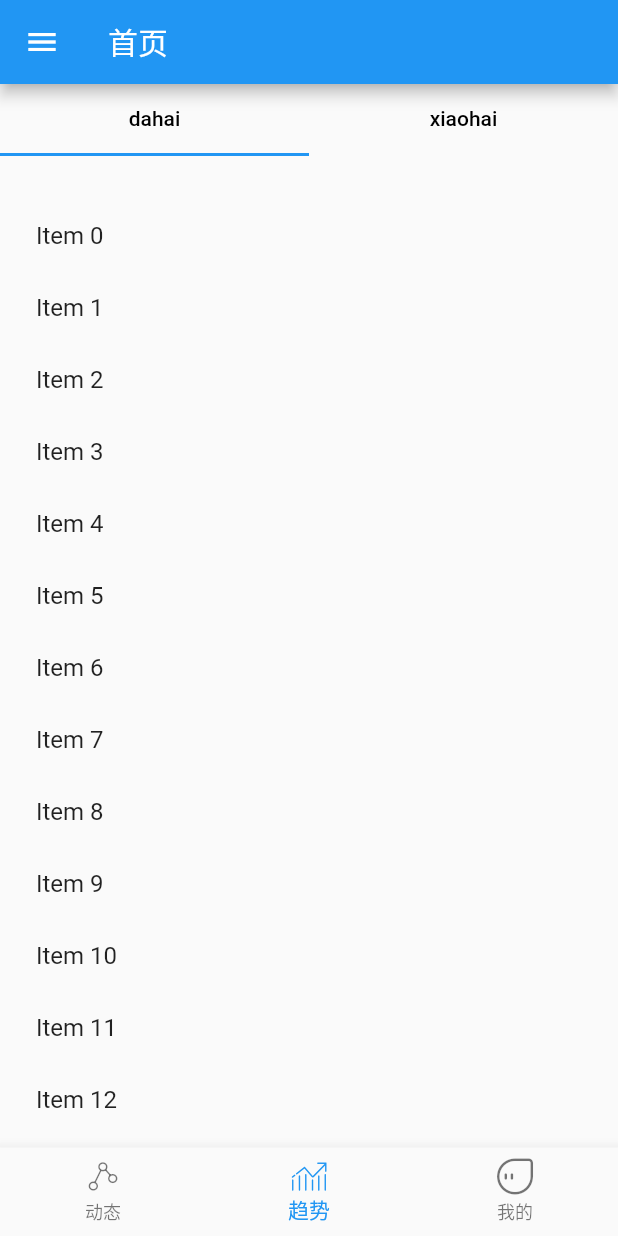
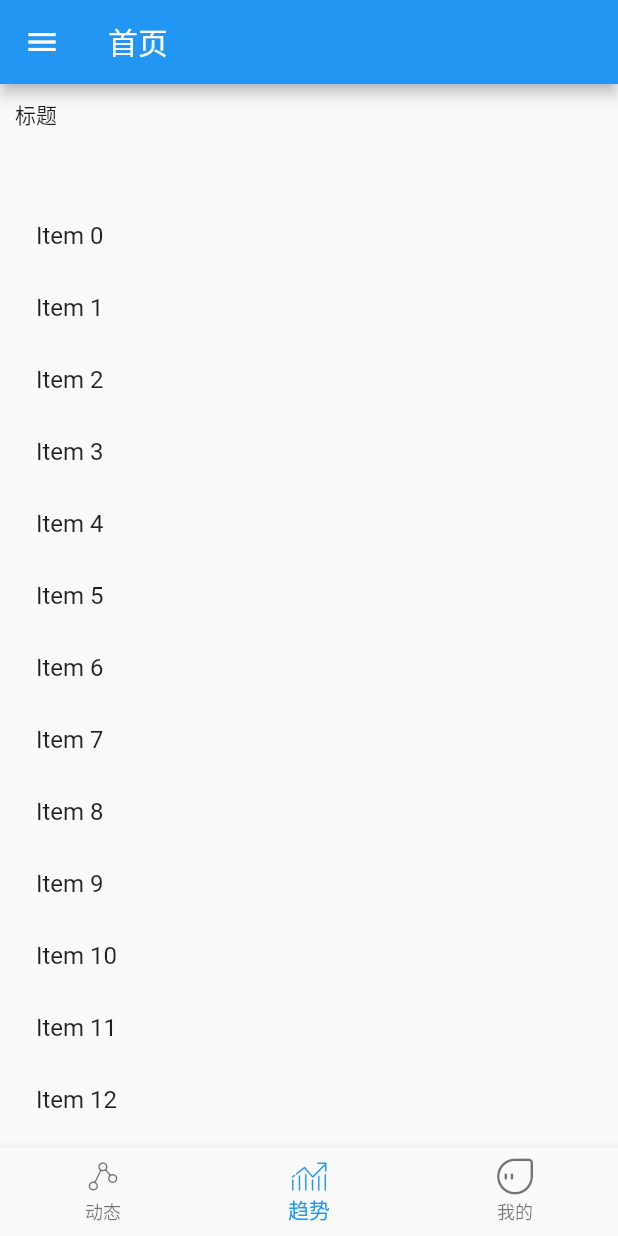
Before and after one commit to fengzaiku/flutter_github, a Flutter app: the screen it shows after launch, swiped to page 2, on a phone screen of 412 x 824 dp. Run offline on Flutter 3.47's test engine with Material 2 defaults, Android fonts, the phone set to English and light mode, and no system bars; our stand-ins replace flare_flutter, flutter_redux, redux; network calls fail.

Commit message:
导航缩放

```diff
--- a/lib/pages/tendency/tendency_page.dart
+++ b/lib/pages/tendency/tendency_page.dart
@@ -16,6 +16,7 @@ class _TendencyPageWidgetState extends State<TendencyPageWidget>
   List<Widget> _sliderver(BuildContext context, bool innerBoxIsScrolled) {
     return <Widget>[
       SliverPersistentHeader(
+        pinned: true,
         delegate: SliverPersistentHeaderDelegateWidget(
             minHeight: 65,
             maxHeight: 65,
@@ -27,16 +28,27 @@ class _TendencyPageWidgetState extends State<TendencyPageWidget>
             ),
             builder: (BuildContext context, double shrinkOffset,
                 bool overlapsContent) {
-              return TabBar(
-                // These are the widgets to put in each tab in the tab bar.
-                // tabs: _tabs.map((String name) => Tab(text: name)).toList(),
-                tabs: _tabs.map((name) {
-                  return Tab(
-                      child: Text(
-                    name,
-                    style: TextStyle(color: Colors.black),
-                  ));
-                }).toList(),
+              final double lr = 10 - shrinkOffset / 65 * 10;
+              print("shrinkOffset------------------------------$lr");
+              return Padding(
+                padding:
+                    EdgeInsets.only(bottom: 15, top: lr, left: lr, right: lr),
+                child: Container(
+                  // These are the widgets to put in each tab in the tab bar.
+                  // tabs: _tabs.map((String name) => Tab(text: name)).toList(),
+                 child: Text("标题"),
+                ),
+                // child: TabBar(
+                //   // These are the widgets to put in each tab in the tab bar.
+                //   // tabs: _tabs.map((String name) => Tab(text: name)).toList(),
+                //   tabs: _tabs.map((name) {
+                //     return Tab(
+                //         child: Text(
+                //       name,
+                //       style: TextStyle(color: Colors.black),
+                //     ));
+                //   }).toList(),
+                // ),
               );
             }),
       ),
```
